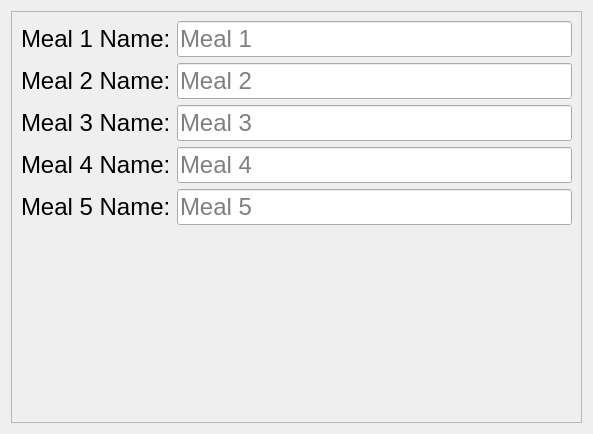
OpenFitnessPal/OpenFitnessPal, file ui/pages/SettingsPage.ui: the form before one commit.
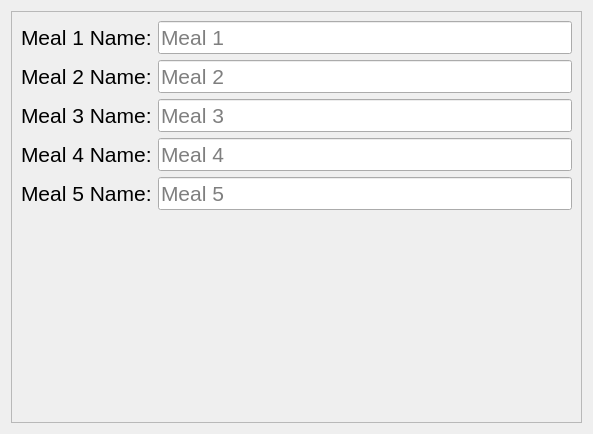
The form after the commit.

```diff
--- a/ui/pages/SettingsPage.ui
+++ b/ui/pages/SettingsPage.ui
@@ -12,7 +12,7 @@
   </property>
   <property name="font">
    <font>
-    <pointsize>18</pointsize>
+    <pointsize>9</pointsize>
    </font>
   </property>
   <property name="windowTitle">
@@ -21,6 +21,11 @@
   <layout class="QVBoxLayout" name="verticalLayout">
    <item>
     <widget class="QScrollArea" name="scrollArea">
+     <property name="font">
+      <font>
+       <pointsize>16</pointsize>
+      </font>
+     </property>
      <property name="widgetResizable">
       <bool>true</bool>
      </property>
@@ -36,6 +41,11 @@
       <layout class="QFormLayout" name="formLayout">
        <item row="0" column="0">
         <widget class="QLabel" name="label">
+         <property name="font">
+          <font>
+           <pointsize>16</pointsize>
+          </font>
+         </property>
          <property name="text">
           <string>Meal 1 Name:</string>
          </property>
@@ -43,6 +53,11 @@
        </item>
        <item row="0" column="1">
         <widget class="QLineEdit" name="meal1">
+         <property name="font">
+          <font>
+           <pointsize>16</pointsize>
+          </font>
+         </property>
          <property name="placeholderText">
           <string>Meal 1</string>
          </property>
@@ -50,6 +65,11 @@
        </item>
        <item row="1" column="0">
         <widget class="QLabel" name="label_2">
+         <property name="font">
+          <font>
+           <pointsize>16</pointsize>
+          </font>
+         </property>
          <property name="text">
           <string>Meal 2 Name:</string>
          </property>
@@ -57,6 +77,11 @@
        </item>
        <item row="1" column="1">
         <widget class="QLineEdit" name="meal2">
+         <property name="font">
+          <font>
+           <pointsize>16</pointsize>
+          </font>
+         </property>
          <property name="placeholderText">
           <string>Meal 2</string>
          </property>
@@ -64,6 +89,11 @@
        </item>
        <item row="2" column="0">
         <widget class="QLabel" name="label_3">
+         <property name="font">
+          <font>
+           <pointsize>16</pointsize>
+          </font>
+         </property>
          <property name="text">
           <string>Meal 3 Name:</string>
          </property>
@@ -71,6 +101,11 @@
        </item>
        <item row="2" column="1">
         <widget class="QLineEdit" name="meal3">
+         <property name="font">
+          <font>
+           <pointsize>16</pointsize>
+          </font>
+         </property>
          <property name="placeholderText">
           <string>Meal 3</string>
          </property>
@@ -78,6 +113,11 @@
        </item>
        <item row="3" column="0">
         <widget class="QLabel" name="label_4">
+         <property name="font">
+          <font>
+           <pointsize>16</pointsize>
+          </font>
+         </property>
          <property name="text">
           <string>Meal 4 Name:</string>
          </property>
@@ -85,6 +125,11 @@
        </item>
        <item row="3" column="1">
         <widget class="QLineEdit" name="meal4">
+         <property name="font">
+          <font>
+           <pointsize>16</pointsize>
+          </font>
+         </property>
          <property name="placeholderText">
           <string>Meal 4</string>
          </property>
@@ -92,6 +137,11 @@
        </item>
        <item row="4" column="0">
         <widget class="QLabel" name="label_5">
+         <property name="font">
+          <font>
+           <pointsize>16</pointsize>
+          </font>
+         </property>
          <property name="text">
           <string>Meal 5 Name:</string>
          </property>
@@ -99,6 +149,11 @@
        </item>
        <item row="4" column="1">
         <widget class="QLineEdit" name="meal5">
+         <property name="font">
+          <font>
+           <pointsize>16</pointsize>
+          </font>
+         </property>
          <property name="placeholderText">
           <string>Meal 5</string>
          </property>
```
